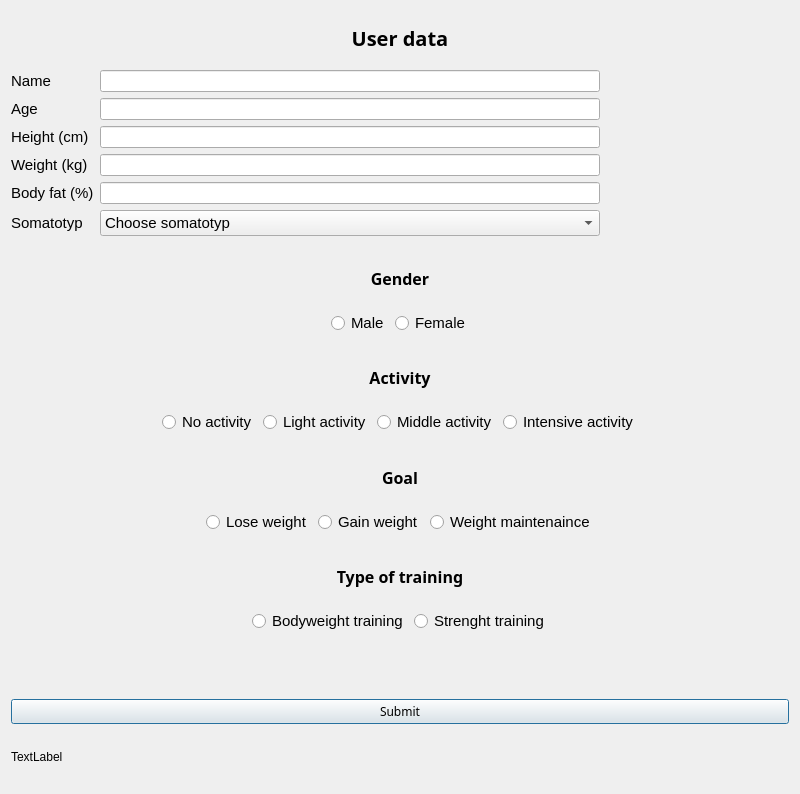
First picture: the form in form.ui, repository Kubakl11/JK_Fitness, before the edit.
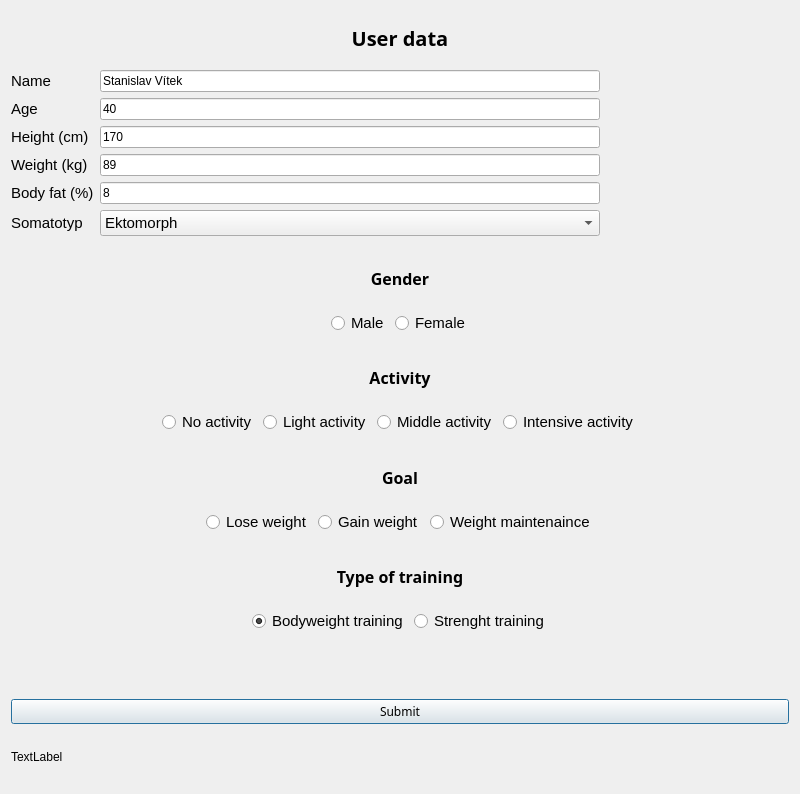
Second picture: the form after the edit.

The edit to the form file:
```diff
--- a/form.ui
+++ b/form.ui
@@ -81,6 +81,9 @@
            <kerning>true</kerning>
           </font>
          </property>
+         <property name="text">
+          <string>Stanislav Vítek</string>
+         </property>
          <property name="maxLength">
           <number>999</number>
          </property>
@@ -115,6 +118,9 @@
            <height>16777215</height>
           </size>
          </property>
+         <property name="text">
+          <string>40</string>
+         </property>
          <property name="alignment">
           <set>Qt::AlignLeading|Qt::AlignLeft|Qt::AlignVCenter</set>
          </property>
@@ -140,6 +146,9 @@
            <height>16777215</height>
           </size>
          </property>
+         <property name="text">
+          <string>170</string>
+         </property>
         </widget>
        </item>
        <item row="3" column="0">
@@ -162,6 +171,9 @@
            <height>16777215</height>
           </size>
          </property>
+         <property name="text">
+          <string>89</string>
+         </property>
         </widget>
        </item>
        <item row="4" column="0">
@@ -184,6 +196,9 @@
            <height>16777215</height>
           </size>
          </property>
+         <property name="text">
+          <string>8</string>
+         </property>
         </widget>
        </item>
        <item row="5" column="0">
@@ -211,6 +226,9 @@
            <pointsize>11</pointsize>
           </font>
          </property>
+         <property name="currentIndex">
+          <number>1</number>
+         </property>
          <item>
           <property name="text">
            <string>Choose somatotyp</string>
@@ -619,6 +637,9 @@
          <property name="text">
           <string>Bodyweight training</string>
          </property>
+         <property name="checked">
+          <bool>true</bool>
+         </property>
         </widget>
        </item>
        <item>
```
Left out of the diff: 11 changed lines with no effect on the pictures.
